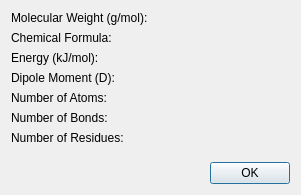
Old version of the form libavogadro/src/extensions/molecularpropdialog.ui in the repository gladk/avogadro-debian.
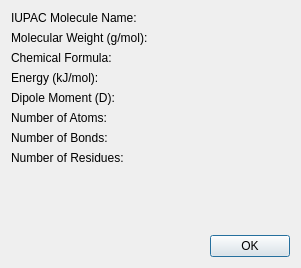
New version of the form.

Diff of the .ui file:
```diff
--- a/libavogadro/src/extensions/molecularpropdialog.ui
+++ b/libavogadro/src/extensions/molecularpropdialog.ui
@@ -7,7 +7,7 @@
     <x>0</x>
     <y>0</y>
     <width>301</width>
-    <height>195</height>
+    <height>268</height>
    </rect>
   </property>
   <property name="windowTitle">
@@ -16,104 +16,118 @@
   <layout class="QVBoxLayout" name="verticalLayout">
    <item>
     <layout class="QGridLayout" name="gridLayout">
-     <item row="0" column="0">
+     <item row="1" column="0">
       <widget class="QLabel" name="molWeightLabel">
        <property name="text">
         <string>Molecular Weight (g/mol):</string>
        </property>
       </widget>
      </item>
-     <item row="1" column="0">
+     <item row="2" column="0">
       <widget class="QLabel" name="formulaLabel">
        <property name="text">
         <string>Chemical Formula:</string>
        </property>
       </widget>
      </item>
-     <item row="4" column="0">
+     <item row="5" column="0">
       <widget class="QLabel" name="atomsLabel">
        <property name="text">
         <string>Number of Atoms:</string>
        </property>
       </widget>
      </item>
-     <item row="5" column="0">
+     <item row="6" column="0">
       <widget class="QLabel" name="bondsLabel">
        <property name="text">
         <string>Number of Bonds:</string>
        </property>
       </widget>
      </item>
-     <item row="6" column="0">
+     <item row="7" column="0">
       <widget class="QLabel" name="residuesLabel">
        <property name="text">
         <string>Number of Residues:</string>
        </property>
       </widget>
      </item>
-     <item row="2" column="0">
+     <item row="3" column="0">
       <widget class="QLabel" name="energyLabel">
        <property name="text">
         <string>Energy (kJ/mol):</string>
        </property>
       </widget>
      </item>
-     <item row="3" column="0">
+     <item row="4" column="0">
       <widget class="QLabel" name="dipoleLabel">
        <property name="text">
         <string>Dipole Moment (D):</string>
        </property>
       </widget>
      </item>
-     <item row="0" column="1">
-      <widget class="QLabel" name="molecularWeightLine">
-       <property name="readOnly" stdset="0">
-        <bool>true</bool>
-       </property>
-      </widget>
-     </item>
      <item row="1" column="1">
-      <widget class="QLabel" name="formulaLine">
+      <widget class="QLabel" name="molecularWeightLine">
        <property name="readOnly" stdset="0">
         <bool>true</bool>
        </property>
       </widget>
      </item>
      <item row="2" column="1">
-      <widget class="QLabel" name="energyLine">
+      <widget class="QLabel" name="formulaLine">
        <property name="readOnly" stdset="0">
         <bool>true</bool>
        </property>
       </widget>
      </item>
      <item row="3" column="1">
-      <widget class="QLabel" name="dipoleMomentLine">
+      <widget class="QLabel" name="energyLine">
        <property name="readOnly" stdset="0">
         <bool>true</bool>
        </property>
       </widget>
      </item>
      <item row="4" column="1">
-      <widget class="QLabel" name="atomsLine">
+      <widget class="QLabel" name="dipoleMomentLine">
        <property name="readOnly" stdset="0">
         <bool>true</bool>
        </property>
       </widget>
      </item>
      <item row="5" column="1">
-      <widget class="QLabel" name="bondsLine">
+      <widget class="QLabel" name="atomsLine">
        <property name="readOnly" stdset="0">
         <bool>true</bool>
        </property>
       </widget>
      </item>
      <item row="6" column="1">
+      <widget class="QLabel" name="bondsLine">
+       <property name="readOnly" stdset="0">
+        <bool>true</bool>
+       </property>
+      </widget>
+     </item>
+     <item row="7" column="1">
       <widget class="QLabel" name="residuesLine">
        <property name="readOnly" stdset="0">
         <bool>true</bool>
        </property>
       </widget>
      </item>
+     <item row="0" column="0">
+      <widget class="QLabel" name="nameLabel">
+       <property name="text">
+        <string>IUPAC Molecule Name:</string>
+       </property>
+      </widget>
+     </item>
+     <item row="0" column="1">
+      <widget class="QLabel" name="nameLine">
+       <property name="readOnly" stdset="0">
+        <bool>true</bool>
+       </property>
+      </widget>
+     </item>
     </layout>
    </item>
    <item>
```
